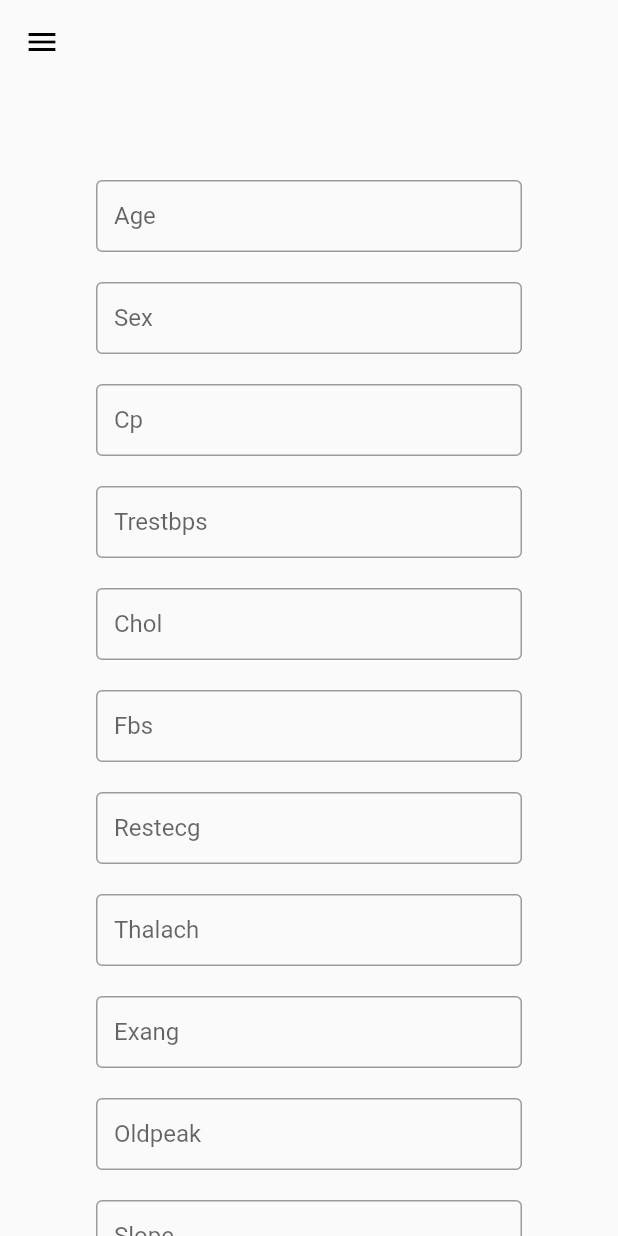
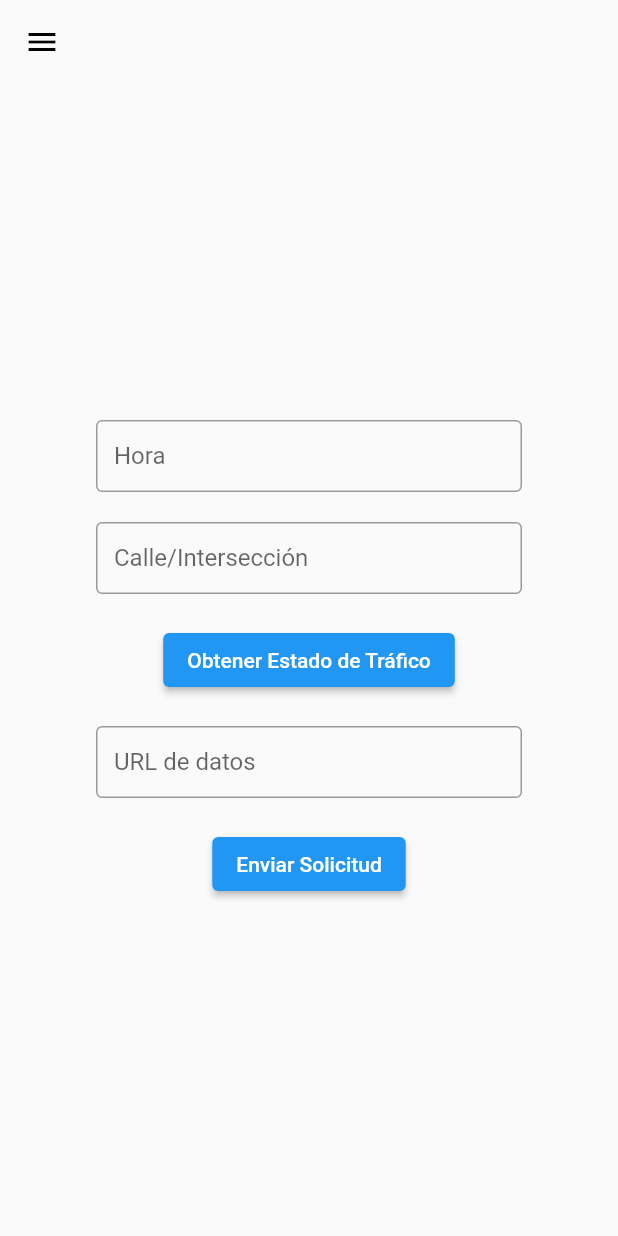
Before and after one commit to LBanda/templateflutter, a Flutter app: the screen it shows after launch, on a phone screen of 412 x 824 dp. Run offline on Flutter 3.47's test engine with Material 2 defaults, Android fonts, the phone set to English and light mode, and no system bars; our stand-ins replace dio, graphql_flutter.

Commit message:
add retrain

```diff
--- a/lib/main.dart
+++ b/lib/main.dart
@@ -1,12 +1,10 @@
 import 'package:flutter/material.dart';
 import 'package:flutter/services.dart';
 import 'package:flutter_template/views/home_page.dart';
-import 'package:flutter_template/views/login_page.dart';
 import 'package:provider/provider.dart';
-
 import 'services/auth_service.dart';
 
-void main() {
+void main() async{
   WidgetsFlutterBinding.ensureInitialized();
   SystemChrome.setPreferredOrientations([DeviceOrientation.portraitUp]);
   runApp(const MyApp());
--- a/lib/views/home_page.dart
+++ b/lib/views/home_page.dart
@@ -1,3 +1,6 @@
+import 'dart:convert';
+
+import 'package:crypto/crypto.dart';
 import 'package:dio/dio.dart';
 import 'package:flutter/foundation.dart';
 import 'package:flutter/material.dart';
@@ -12,47 +15,81 @@ class HomePage extends StatefulWidget {
 
 class _HomePageState extends State<HomePage> {
   final GlobalKey<ScaffoldState> _scaffoldKey = GlobalKey<ScaffoldState>();
-  final TextEditingController ageController = TextEditingController();
-  final TextEditingController sexController = TextEditingController();
-  final TextEditingController cpController = TextEditingController();
-  final TextEditingController trestbpsController = TextEditingController();
-  final TextEditingController cholController = TextEditingController();
-  final TextEditingController fbsController = TextEditingController();
-  final TextEditingController restecgController = TextEditingController();
-  final TextEditingController thalachController = TextEditingController();
-  final TextEditingController exangController = TextEditingController();
-  final TextEditingController oldpeakController = TextEditingController();
-  final TextEditingController slopeController = TextEditingController();
-  final TextEditingController caController = TextEditingController();
-  final TextEditingController thalController = TextEditingController();
+  final TextEditingController hourController = TextEditingController();
+  final TextEditingController junctionController = TextEditingController();
+  final TextEditingController urlUserController = TextEditingController();
 
   void _openDrawer(BuildContext context) {
     _scaffoldKey.currentState!.openDrawer();
   }
 
-  String? scoreText;
+  String generateSHA() {
+  final now = DateTime.now().toString();
+  final bytes = utf8.encode(now);
+  final sha = sha1.convert(bytes);
+  return sha.toString();
+}
 
-  Future<void> getScore() async {
+  String? trafficStatus;
+  String? reTrain;
+  final Color greenColor = Colors.green;
+  final Color redColor = Colors.red;
+
+  Future<void> reTrainModel(String urlUser) async {
   try {
-      String endpoint = 'https://deployml-service-jazaelog.cloud.okteto.net/score';
+    final String url = 'https://api.github.com/repos/JazaeloG/ModeloTrafico/dispatches';
+    final shaGenerate = generateSHA();
+
+    final Map<String, dynamic> requestBody = {
+      "event_type": "tm_ci_cd",
+      "client_payload": {
+        "dataseturl": urlUser,
+        "sha": shaGenerate,
+      }
+    };
+
+    final String basicAuth = 'Bearer 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';
+
+    final dio = Dio();
+
+    dio.options.headers['Accept'] = 'application/vnd.github.v3+json';
+    dio.options.headers['Authorization'] = basicAuth;
+
+    final response = await dio.post(
+      url,
+      data: jsonEncode(requestBody),
+    );
+
+    if (response.statusCode == 204) {
+      print('Solicitud enviada con éxito');
+    } else {
+      print('Error al enviar la solicitud: ${response.statusCode}');
+    }
+  } catch (error) {
+    print('Error: $error');
+  }
+}
+
+  Future<void> getTrafficStatus() async {
+  try {
+    String endpoint = 'https://traffic-model-service-jazaelog.cloud.okteto.net/predict';
     final response = await Dio().post(endpoint, data: {
-        "age": int.tryParse(ageController.text) ?? 0,
-        "sex": int.tryParse(sexController.text) ?? 0,
-        "cp": int.tryParse(cpController.text) ?? 0,
-        "trestbps": int.tryParse(trestbpsController.text) ?? 0,
-        "chol": int.tryParse(cholController.text) ?? 0,
-        "fbs": int.tryParse(fbsController.text) ?? 0,
-        "restecg": int.tryParse(restecgController.text) ?? 0,
-        "thalach": int.tryParse(thalachController.text) ?? 0,
-        "exang": int.tryParse(exangController.text) ?? 0,
-        "oldpeak": double.tryParse(oldpeakController.text) ?? 0.0,
-        "slope": int.tryParse(slopeController.text) ?? 0,
-        "ca": int.tryParse(caController.text) ?? 0,
-        "thal": int.tryParse(thalController.text) ?? 0,
+      "DateTime": hourController.text,
+      "Junction": int.tryParse(junctionController.text) ?? 0,
     });
 
+    if (response.data != null && response.data is Map) {
+      final isTraffic = response.data['is_traffic'];
+      if (isTraffic != null) {
         setState(() {
-        scoreText = response.data.toString();
+          trafficStatus = isTraffic ? 'true' : 'false';
+        });
+        return;
+      }
+    }
+
+    setState(() {
+      trafficStatus = 'Respuesta inesperada';
     });
   } catch (e) {
     if (kDebugMode) {
@@ -61,21 +98,39 @@ class _HomePageState extends State<HomePage> {
   }
 }
 
+
+
+  void _showStatusDialog(String? status) {
+    status = trafficStatus;
+  if (status != null) {
+    final bgColor = status == 'false' ? greenColor : redColor;
+
+    showDialog(
+      context: context,
+      builder: (context) {
+        return AlertDialog(
+          title: const Text('Estado de Tráfico'),
+          content: Text(status == 'true' ? 'Habra trafico' : 'No habra trafico'),
+          actions: <Widget>[
+            TextButton(
+              child: const Text('Cerrar'),
+              onPressed: () {
+                Navigator.of(context).pop();
+              },
+            ),
+          ],
+          backgroundColor: bgColor,
+        );
+      },
+    );
+  }
+}
+
+
   @override
   void dispose() {
-    ageController.dispose();
-    sexController.dispose();
-    cpController.dispose();
-    trestbpsController.dispose();
-    cholController.dispose();
-    fbsController.dispose();
-    restecgController.dispose();
-    thalachController.dispose();
-    exangController.dispose();
-    oldpeakController.dispose();
-    slopeController.dispose();
-    caController.dispose();
-    thalController.dispose();
+    hourController.dispose();
+    junctionController.dispose();
     super.dispose();
   }
 
@@ -102,107 +157,55 @@ class _HomePageState extends State<HomePage> {
           mainAxisAlignment: MainAxisAlignment.center,
           children: <Widget>[
             TextField(
-                controller: ageController,
-                keyboardType: TextInputType.number,
-                decoration: const InputDecoration(labelText: 'Age',border: OutlineInputBorder(),
-                  contentPadding: EdgeInsets.all(12.0)),
+              controller: hourController,
+              keyboardType: TextInputType.text,
+              decoration: const InputDecoration(
+                labelText: 'Hora',
+                border: OutlineInputBorder(),
+                contentPadding: EdgeInsets.all(12.0),
+              ),
             ),
             const SizedBox(height: 20),
             TextField(
-                controller: sexController,
+              controller: junctionController,
               keyboardType: TextInputType.number,
-                decoration: const InputDecoration(labelText: 'Sex',border: OutlineInputBorder(),
-                  contentPadding: EdgeInsets.all(12.0)),
+              decoration: const InputDecoration(
+                labelText: 'Calle/Intersección',
+                border: OutlineInputBorder(),
+                contentPadding: EdgeInsets.all(12.0),
               ),
-              const SizedBox(height: 20),
-              TextField(
-                controller: cpController,
-                keyboardType: TextInputType.number,
-                decoration: const InputDecoration(labelText: 'Cp',border: OutlineInputBorder(),
-                  contentPadding: EdgeInsets.all(12.0)),
-              ),
-              const SizedBox(height: 20),
-              TextField(
-                controller: trestbpsController,
-                keyboardType: TextInputType.number,
-                decoration: const InputDecoration(labelText: 'Trestbps',border: OutlineInputBorder(),
-                  contentPadding: EdgeInsets.all(12.0)),
-              ),
-              const SizedBox(height: 20),
-              TextField(
-                controller: cholController,
-                keyboardType: TextInputType.number,
-                decoration: const InputDecoration(labelText: 'Chol',border: OutlineInputBorder(),
-                  contentPadding: EdgeInsets.all(12.0)),
-              ),
-              const SizedBox(height: 20),
-              TextField(
-                controller: fbsController,
-                keyboardType: TextInputType.number,
-                decoration: const InputDecoration(labelText: 'Fbs',border: OutlineInputBorder(),
-                  contentPadding: EdgeInsets.all(12.0)),
-              ),
-              const SizedBox(height: 20),
-              TextField(
-                controller: restecgController,
-                keyboardType: TextInputType.number,
-                decoration: const InputDecoration(labelText: 'Restecg',border: OutlineInputBorder(),
-                  contentPadding: EdgeInsets.all(12.0)),
-              ),
-              const SizedBox(height: 20),
-              TextField(
-                controller: thalachController,
-                keyboardType: TextInputType.number,
-                decoration: const InputDecoration(labelText: 'Thalach',border: OutlineInputBorder(),
-                  contentPadding: EdgeInsets.all(12.0)),
-              ),
-              const SizedBox(height: 20),
-              TextField(
-                controller: exangController,
-                keyboardType: TextInputType.number,
-                decoration: const InputDecoration(labelText: 'Exang',border: OutlineInputBorder(),
-                  contentPadding: EdgeInsets.all(12.0)),
-              ),
-              const SizedBox(height: 20),
-              TextField(
-                controller: oldpeakController,
-                keyboardType: TextInputType.number,
-                decoration: const InputDecoration(labelText: 'Oldpeak',border: OutlineInputBorder(),
-                  contentPadding: EdgeInsets.all(12.0)),
-              ),
-              const SizedBox(height: 20),
-              TextField(
-                controller: slopeController,
-                keyboardType: TextInputType.number,
-                decoration: const InputDecoration(labelText: 'Slope',border: OutlineInputBorder(),
-                  contentPadding: EdgeInsets.all(12.0)),
-              ),
-              const SizedBox(height: 20),
-              TextField(
-                controller: caController,
-                keyboardType: TextInputType.number,
-                decoration: const InputDecoration(labelText: 'Ca',border: OutlineInputBorder(),
-                  contentPadding: EdgeInsets.all(12.0)),
-              ),
-              const SizedBox(height: 20),
-              TextField(
-                controller: thalController,
-                keyboardType: TextInputType.number,
-                decoration: const InputDecoration(labelText: 'Thal',border: OutlineInputBorder(),
-                  contentPadding: EdgeInsets.all(12.0)),
             ),
             const SizedBox(height: 20),
             ElevatedButton(
               onPressed: () {
-                  getScore();
+                getTrafficStatus();
               },
-                child: const Text('Obtener Score'),
+              child: const Text('Obtener Estado de Tráfico'),
             ),
             const SizedBox(height: 20),
-              if (scoreText != null)
-                Text(
-                  'Resultado: $scoreText',
-                  style: const TextStyle(fontSize: 18),
+            if (trafficStatus != null)
+              ElevatedButton(
+                onPressed: () {
+                  _showStatusDialog(trafficStatus!);
+                },
+                child: const Text('Ver Estado'),
+              ),
+            TextField(
+                controller: urlUserController,
+                keyboardType: TextInputType.url,
+                decoration: const InputDecoration(
+                  labelText: 'URL de datos',
+                  border: OutlineInputBorder(),
+                  contentPadding: EdgeInsets.all(12.0),
+                ),
+              ),
+              const SizedBox(height: 20),
+
+              ElevatedButton(
+                onPressed: () {
+                  reTrainModel(urlUserController.text);
+                },
+                child: const Text('Enviar Solicitud'),
               ),
           ],
         ),
@@ -210,4 +213,6 @@ class _HomePageState extends State<HomePage> {
     ),
   );
 }
+
+
 }
--- a/pubspec.yaml
+++ b/pubspec.yaml
@@ -35,6 +35,8 @@ dependencies:
   cupertino_icons: ^1.0.2
   graphql_flutter: ^5.1.2
   dio: ^5.3.3
+  crypto: ^3.0.3
+
 
 dev_dependencies:
   flutter_test:
```
Also changed, not shown: pubspec.lock. Lines whose indentation alone changed are shown as unchanged.
